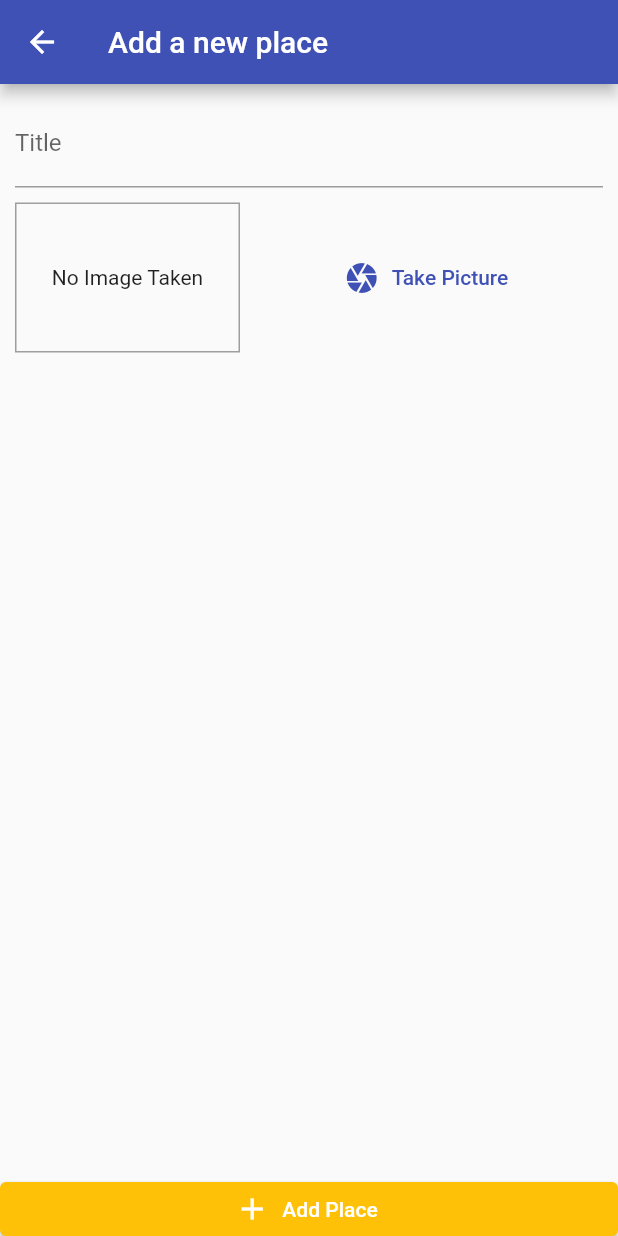
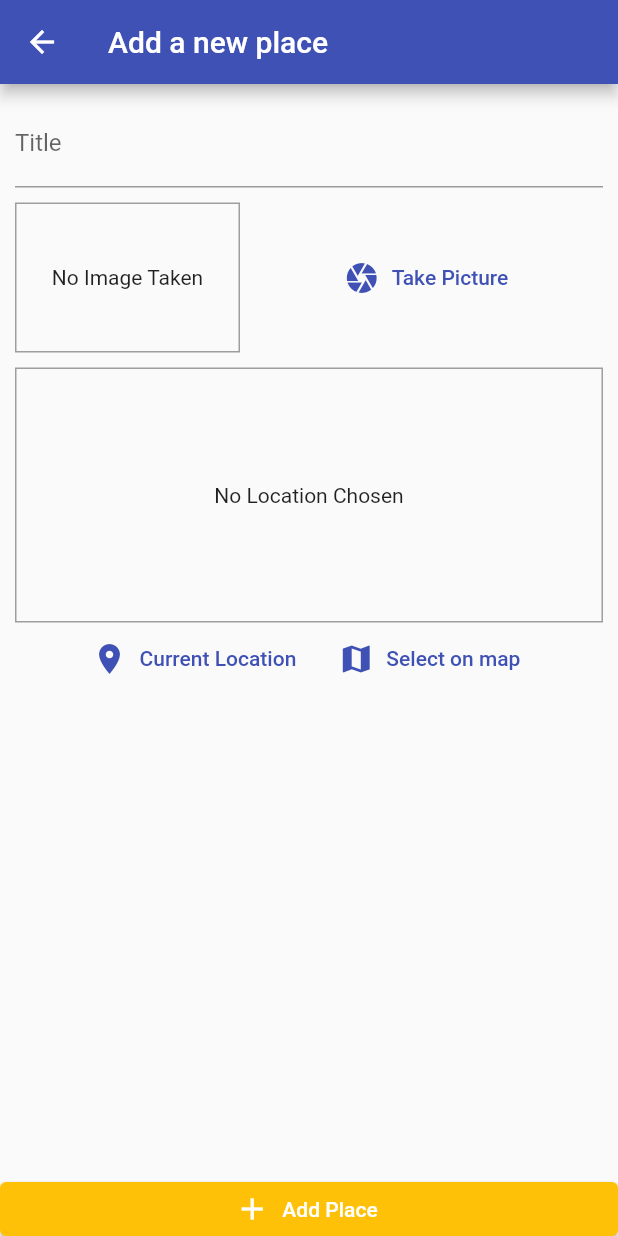
Before and after one commit to abdelrahmanhz/GreatPlaces, a Flutter app: the AddPlaceScreen screen opened by its route, on a phone screen of 412 x 824 dp. Run offline on Flutter 3.47's test engine with Material 2 defaults, Android fonts, the phone set to English and light mode, and no system bars; our stand-ins replace image_picker, location, sqflite; accounts and stored records are empty.

Commit message:
Get user location image

```diff
--- /dev/null
+++ b/lib/helpers/location_helper.dart
@@ -0,0 +1,9 @@
+const GOOGLE_API_KEY = 'AIzaSyBDVJQc0fdpJcicJWLl4-TACuALtZAALPA';
+
+class LocationHelper {
+  static String generateLocationPreviewImage({
+  required double latitude, required double longitude
+}){
+    return 'https://maps.googleapis.com/maps/api/staticmap?center=&$latitude,$longitude&zoom=16&size=600x300&maptype=roadmap&markers=color:red%7Clabel:A%7C$latitude,$longitude&key=$GOOGLE_API_KEY';
+  }
+}
--- a/lib/screens/add_place_screen.dart
+++ b/lib/screens/add_place_screen.dart
@@ -2,6 +2,7 @@ import 'dart:io';
 import 'package:flutter/material.dart';
 import 'package:great_places/providers/great_places.dart';
 import 'package:great_places/widgets/image_input.dart';
+import '../widgets/location_input.dart';
 import 'package:provider/provider.dart';
 
 
@@ -53,6 +54,8 @@ class _AddPlaceScreenState extends State<AddPlaceScreen> {
                       height: 10,
                     ),
                     ImageInput(_selectImage),
+                    const SizedBox(height: 10,),
+                    LocationInput(),
                   ],
                 ),
               ),
--- a/lib/widgets/location_input.dart
+++ b/lib/widgets/location_input.dart
@@ -0,0 +1,93 @@
+import 'package:flutter/material.dart';
+import 'package:great_places/helpers/location_helper.dart';
+import 'package:location/location.dart';
+
+class LocationInput extends StatefulWidget {
+  const LocationInput({Key? key}) : super(key: key);
+
+  @override
+  State<LocationInput> createState() => _LocationInputState();
+}
+
+class _LocationInputState extends State<LocationInput> {
+  String? _previewImageUrl;
+
+  Future<void> _getCurrentUserLocation() async {
+    Location location = Location();
+
+    bool serviceEnabled;
+    PermissionStatus permissionGranted;
+    LocationData locData;
+
+    serviceEnabled = await location.serviceEnabled();
+    if (!serviceEnabled) {
+      serviceEnabled = await location.requestService();
+      if (!serviceEnabled) {
+        return;
+      }
+    }
+
+    permissionGranted = await location.hasPermission();
+    if (permissionGranted == PermissionStatus.denied) {
+      permissionGranted = await location.requestPermission();
+      if (permissionGranted != PermissionStatus.granted) {
+        return;
+      }
+    }
+
+    locData = await location.getLocation();
+    print(locData.latitude);
+    print(locData.longitude);
+    final staticMapImageUrl = LocationHelper.generateLocationPreviewImage(latitude: locData.latitude!, longitude: locData.longitude!);
+
+    setState(() {
+      _previewImageUrl = staticMapImageUrl;
+    });
+  }
+
+  @override
+  Widget build(BuildContext context) {
+    return Column(
+      children: [
+        Container(
+          height: 170,
+          width: double.infinity,
+          alignment: Alignment.center,
+          decoration: BoxDecoration(
+            border: Border.all(
+              width: 1,
+              color: Colors.grey,
+            ),
+          ),
+          child: _previewImageUrl == null
+              ? const Text(
+                  'No Location Chosen',
+                  textAlign: TextAlign.center,
+                )
+              : Image.network(
+                  _previewImageUrl!,
+                  fit: BoxFit.cover,
+                  width: double.infinity,
+                ),
+        ),
+        Row(
+          mainAxisAlignment: MainAxisAlignment.center,
+          children: [
+            FlatButton.icon(
+              onPressed: _getCurrentUserLocation,
+              icon: const Icon(Icons.location_on),
+              label: const Text('Current Location'),
+              textColor: Theme.of(context).primaryColor,
+            ),
+            FlatButton.icon(
+              onPressed: () {},
+              icon: const Icon(Icons.map),
+              label: const Text('Select on map'),
+              textColor: Theme.of(context).primaryColor,
+            ),
+          ],
+        ),
+      ],
+    );
+  }
+}
```
Also changed, not shown: 1 other file.
